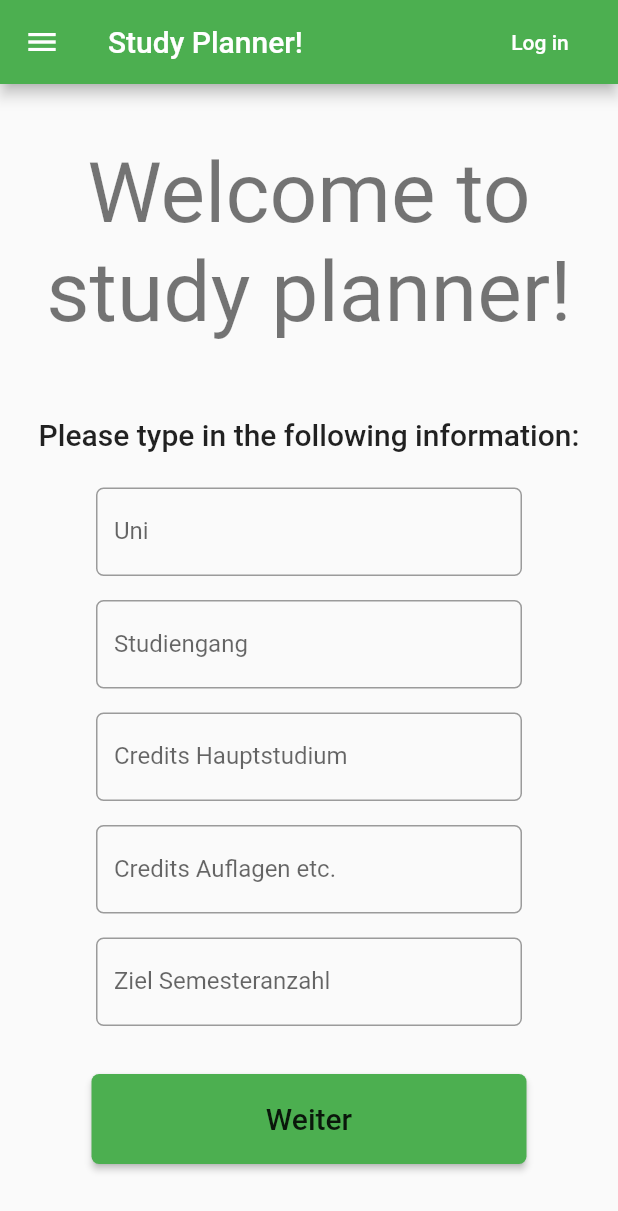
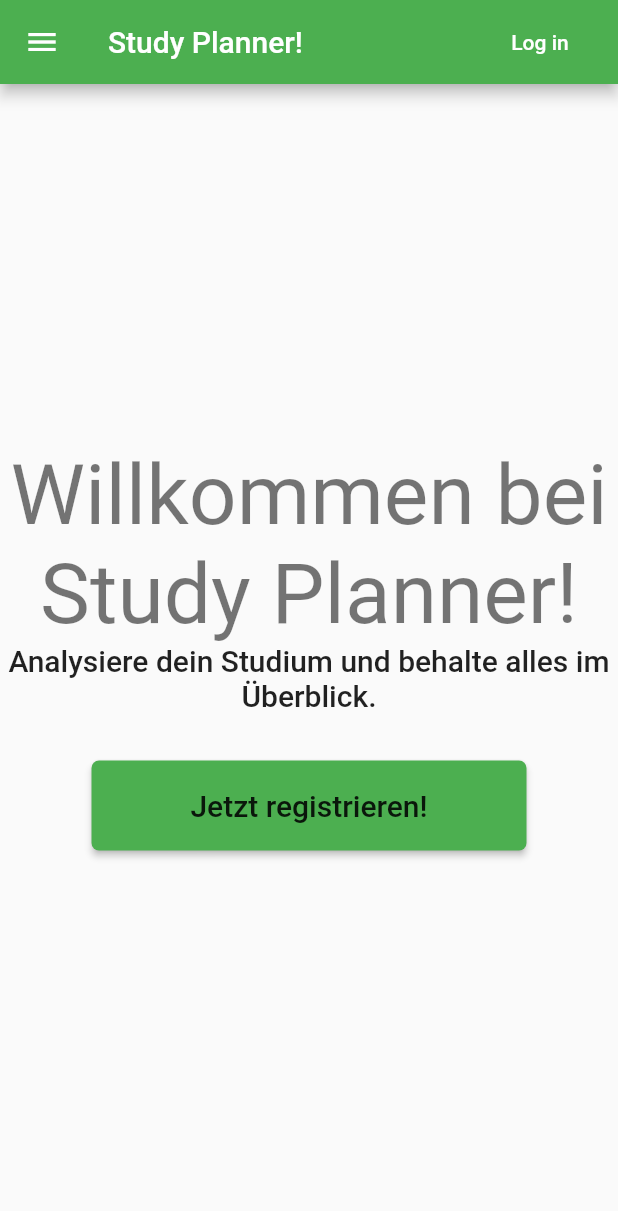
Before and after one commit to Dimibe/study-planner, a Flutter app: the screen it shows after launch, on a phone screen of 412 x 824 dp. Shown: the top 1211 px of the screen. Run offline on Flutter 3.47's test engine with Material 2 defaults, Android fonts, the phone set to English and light mode, and no system bars; our stand-ins replace charts_flutter, cloud_firestore, firebase_auth, firebase_core, get_it, shared_preferences; missing offline and left inert: flutter_material_color_picker; accounts and stored records are empty; generated files the repository leaves out were written again; statements that could not run were skipped.

Commit message:
Add welcome page #15

```diff
--- a/lib/main.dart
+++ b/lib/main.dart
@@ -3,13 +3,15 @@ import 'dart:async';
 import 'package:firebase_core/firebase_core.dart';
 import 'package:flutter/material.dart';
 import 'package:get_it/get_it.dart';
-import 'package:study_planner/pages/AnalysisOverview.page.dart';
-import 'package:study_planner/pages/GeneralInformation.page.dart';
-import 'package:study_planner/services/Cache.dart';
-import 'package:study_planner/services/FirestoreService.dart';
-import 'package:study_planner/services/SettingsService.dart';
-import 'package:study_planner/services/StudyPlanService.dart';
-import 'package:study_planner/services/UserService.dart';
+import 'package:study_planner/pages/Welcome.page.dart';
+
+import 'pages/AnalysisOverview.page.dart';
+import 'pages/GeneralInformation.page.dart';
+import 'services/Cache.dart';
+import 'services/FirestoreService.dart';
+import 'services/SettingsService.dart';
+import 'services/StudyPlanService.dart';
+import 'services/UserService.dart';
 import 'services/StorageService.dart';
 
 final getIt = GetIt.instance;
@@ -44,7 +46,7 @@ class MyApp extends StatefulWidget {
 
 class MyAppState extends State<MyApp> {
   int _themeColorIndex = 9;
-  Widget _homeScreen = GeneralInformationPage();
+  Widget _homeScreen = WelcomePage();
   StreamSubscription authStateListener;
 
   @override
@@ -87,12 +89,14 @@ class MyAppState extends State<MyApp> {
           setState(() {
             _homeScreen = AnalysisOverviewPage();
           });
+        } else {
+          _homeScreen = GeneralInformationPage();
         }
       }
     } else {
-      if (_homeScreen is! GeneralInformationPage) {
+      if (_homeScreen is! WelcomePage) {
         setState(() {
-          _homeScreen = GeneralInformationPage();
+          _homeScreen = WelcomePage();
         });
       }
     }
--- /dev/null
+++ b/lib/pages/Welcome.page.dart
@@ -0,0 +1,39 @@
+import 'package:flutter/material.dart';
+import 'package:flutter/widgets.dart';
+import 'package:study_planner/widgets/SPDialog.dart';
+import 'package:study_planner/widgets/common/CWButton.dart';
+
+import 'Register.page.dart';
+
+class WelcomePage extends StatelessWidget {
+  @override
+  Widget build(BuildContext context) {
+    return SPDialog(
+      title: 'Study Planner!',
+      content: <Widget>[
+        Text(
+          'Willkommen bei Study Planner!',
+          style: Theme.of(context).textTheme.headline2,
+          textAlign: TextAlign.center,
+        ),
+        Text(
+          'Analysiere dein Studium und behalte alles im Überblick.',
+          style: Theme.of(context).textTheme.headline6,
+          textAlign: TextAlign.center,
+        ),
+        CWButton(
+          label: 'Jetzt registrieren!',
+          padding: const EdgeInsets.only(top: 32.0, bottom: 16.0),
+          onPressed: () async {
+            await showDialog(
+              context: context,
+              builder: (context) {
+                return RegisterPage();
+              },
+            );
+          },
+        ),
+      ],
+    );
+  }
+}
--- a/lib/services/SettingsService.dart
+++ b/lib/services/SettingsService.dart
@@ -21,10 +21,7 @@ class SettingsService {
       var uid = userService.getUid();
       var document = getIt<FirestoreService>().getDocument('settings', uid);
       var json = (await document).data();
-      if (json == null) {
-        settings = Settings();
-      }
-      settings = Settings.fromJson(json);
+      settings = Settings.fromJson(json ?? {});
     } else {
       settings = getIt<StorageService>().loadSettings();
     }
--- a/lib/services/StudyPlanService.dart
+++ b/lib/services/StudyPlanService.dart
@@ -20,10 +20,7 @@ class StudyPlanService {
       var uid = getIt<UserService>().getUid();
       var document = getIt<FirestoreService>().getDocument('studyplans', uid);
       var json = (await document).data();
-      if (json == null) {
-        studyPlan = StudyPlan();
-      }
-      studyPlan = StudyPlan.fromJson(json);
+      studyPlan = StudyPlan.fromJson(json ?? {});
     } else {
       studyPlan = getIt<StorageService>().loadStudyPlan();
     }
```
